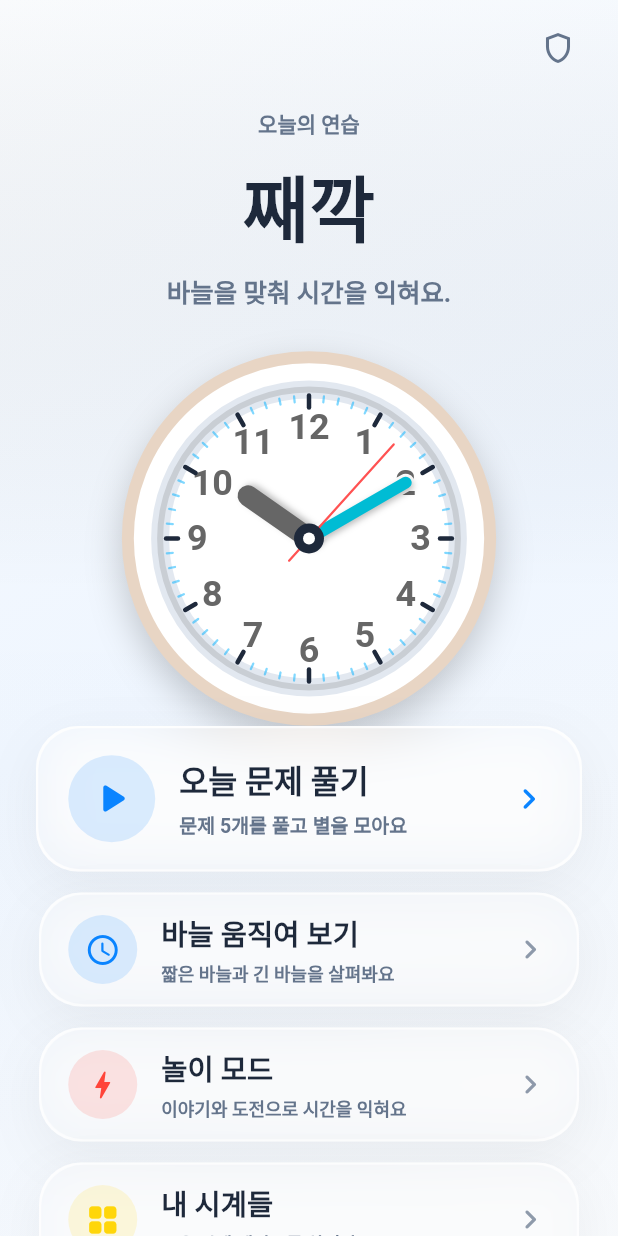
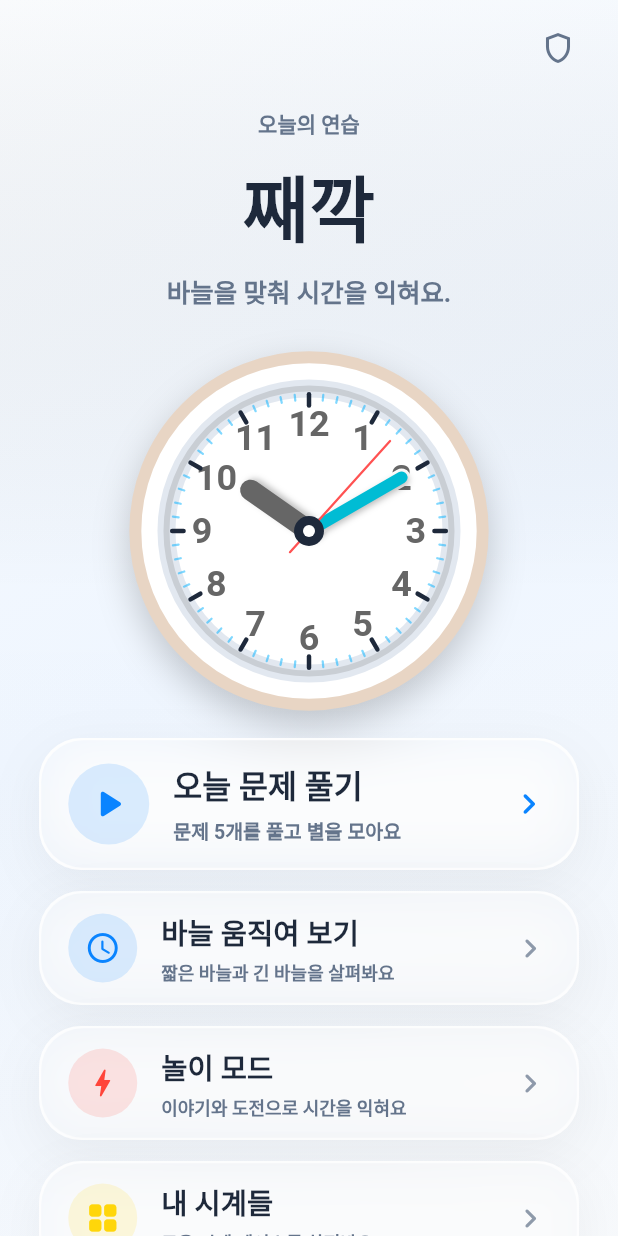
Before and after one commit to phochoco/clock, a Flutter app: the screen it shows after launch, on a phone screen of 412 x 824 dp. Run offline on Flutter 3.47's test engine with Material 3 defaults, Android fonts, the phone set to English and light mode, and no system bars; our stand-ins replace audioplayers, flutter_tts, shared_preferences; Roboto replaces fonts that are missing (AppleSDGothicNeo).

Commit message:
Align lobby card layout

```diff
--- a/lib/screens/lobby_screen.dart
+++ b/lib/screens/lobby_screen.dart
@@ -53,6 +53,7 @@ class _LobbyScreenState extends State<LobbyScreen>
                 SizedBox(height: 8),
 
                 _buildTitle(),
+                SizedBox(height: 18),
 
                 _buildDailyPracticeCard(context),
                 SizedBox(height: 14),
@@ -208,8 +209,8 @@ class _LobbyScreenState extends State<LobbyScreen>
         return Transform.scale(
           scale: 1 + math.sin(t * math.pi * 2) * 0.012,
           child: SizedBox(
-            width: 250,
-            height: 250,
+            width: 240,
+            height: 240,
             child: AnalogClock(
               initialTime: ClockTime(hour: 10, minute: 10),
               interactive: false,
@@ -224,25 +225,29 @@ class _LobbyScreenState extends State<LobbyScreen>
     );
   }
 
+  double _cardWidth(BuildContext context) {
+    return math.min(MediaQuery.of(context).size.width - 40, 360.0);
+  }
+
   Widget _buildDailyPracticeCard(BuildContext context) {
-    return Container(
-      margin: EdgeInsets.symmetric(horizontal: 24),
-      child: GlassContainer(
+    return GlassContainer(
       onTap: () {
         Navigator.push(
           context,
           MaterialPageRoute(builder: (context) => QuizScreen()),
         );
       },
-        padding: EdgeInsets.symmetric(horizontal: 20, vertical: 18),
+      width: _cardWidth(context),
+      height: 88,
+      padding: EdgeInsets.symmetric(horizontal: 18),
       borderRadius: 28,
       opacity: 0.84,
       blurRadius: 18,
       child: Row(
         children: [
           Container(
-              width: 58,
-              height: 58,
+            width: 54,
+            height: 54,
             decoration: BoxDecoration(
               color: AppColors.appleBlue.withValues(alpha: 0.14),
               shape: BoxShape.circle,
@@ -250,12 +255,13 @@ class _LobbyScreenState extends State<LobbyScreen>
             child: Icon(
               Icons.play_arrow_rounded,
               color: AppColors.appleBlue,
-                size: 34,
+              size: 32,
             ),
           ),
           SizedBox(width: 16),
           Expanded(
             child: Column(
+              mainAxisSize: MainAxisSize.min,
               crossAxisAlignment: CrossAxisAlignment.start,
               children: [
                 Text(
@@ -276,6 +282,8 @@ class _LobbyScreenState extends State<LobbyScreen>
                     letterSpacing: 0,
                     color: AppColors.textLight,
                   ),
+                  maxLines: 1,
+                  overflow: TextOverflow.ellipsis,
                 ),
               ],
             ),
@@ -286,7 +294,6 @@ class _LobbyScreenState extends State<LobbyScreen>
             size: 28,
           ),
         ],
-        ),
       ),
     );
   }
@@ -299,11 +306,9 @@ class _LobbyScreenState extends State<LobbyScreen>
     required Color color,
     required VoidCallback onTap,
   }) {
-    final buttonWidth = math.min(MediaQuery.of(context).size.width - 40, 360.0);
-
     return GlassContainer(
       onTap: onTap,
-      width: buttonWidth,
+      width: _cardWidth(context),
       height: 76,
       padding: EdgeInsets.symmetric(horizontal: 18),
       borderRadius: 28,
```
Lines whose indentation alone changed are shown as unchanged.
